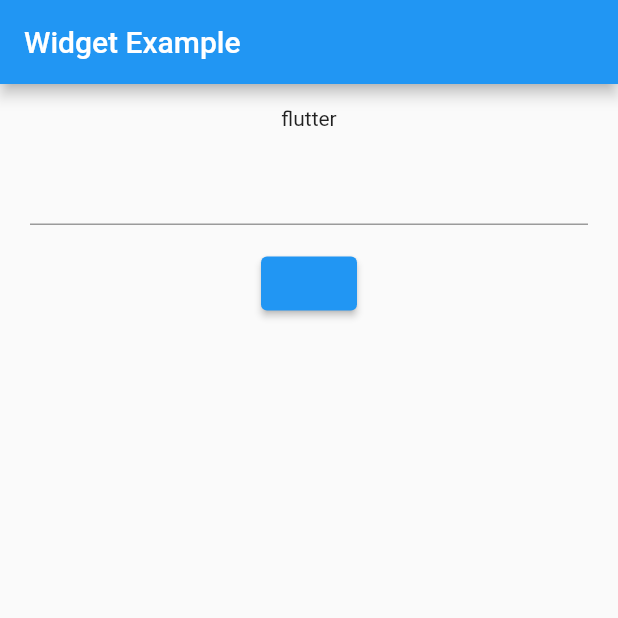
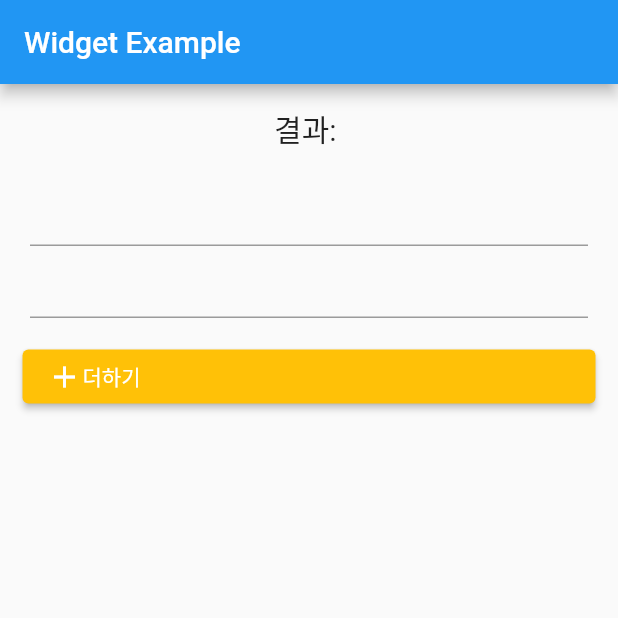
Before and after one commit to minwoo129/FlutterExcercise, a Flutter app: the screen it shows after launch, on a phone screen of 412 x 824 dp, the top half of it. Run offline on Flutter 3.47's test engine with Material 2 defaults, Android fonts, the phone set to English and light mode, and no system bars.

Commit message:
widget_ex: 덧셈 기능 추가

```diff
--- a/flutter_widget_ex/lib/main.dart
+++ b/flutter_widget_ex/lib/main.dart
@@ -25,7 +25,9 @@ class WidgetApp extends StatefulWidget {
 }
 
 class _WidgetExampleState extends State<WidgetApp> {
-
+  String sum = '';
+  TextEditingController value1 = TextEditingController();
+  TextEditingController value2 = TextEditingController();
   @override
   Widget build(BuildContext context) {
     return Scaffold(
@@ -38,17 +40,36 @@ class _WidgetExampleState extends State<WidgetApp> {
             children: <Widget>[
               Padding(
                   padding: EdgeInsets.all(15),
-                  child: Text('flutter'),
+                  child: Text(
+                    '결과: $sum',
+                    style: TextStyle(fontSize: 20),
+                  ),
               ),
               Padding(
                   padding: EdgeInsets.only(left: 20, right: 20),
-                  child: TextField(),
+                  child: TextField(keyboardType: TextInputType.number, controller: value1,),
+              ),
+              Padding(
+                padding: EdgeInsets.only(left: 20, right: 20),
+                child: TextField(keyboardType: TextInputType.number, controller: value2,),
               ),
               Padding(
                   padding: EdgeInsets.all(15),
-                  child: ElevatedButton(child: const Text(''), onPressed: () {
-
-                  },),
+                  child: ElevatedButton(
+                    child: Row(
+                      children: <Widget>[
+                        Icon(Icons.add),
+                        Text('더하기')
+                      ],
+                    ),
+                    style: ButtonStyle(backgroundColor: MaterialStateProperty.all(Colors.amber)),
+                    onPressed: () {
+                      setState(() {
+                        int result = int.parse(value1.value.text) + int.parse(value2.value.text);
+                        sum = '$result';
+                      });
+                    },
+                  ),
               )
             ],
           ),
```
